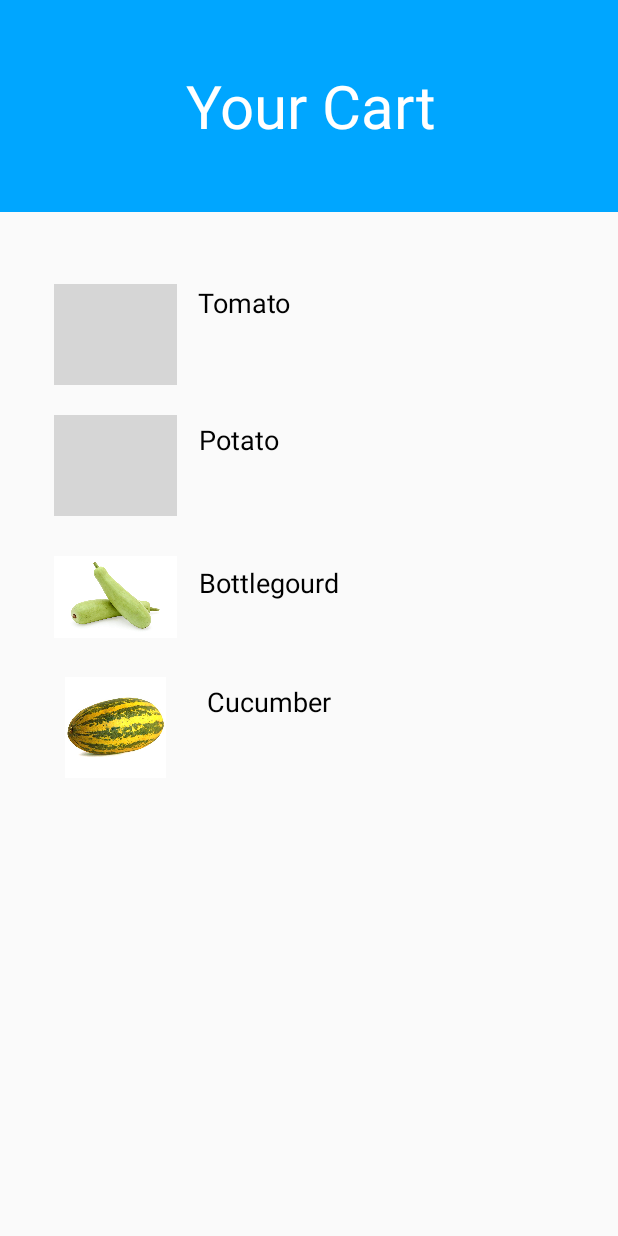
After one commit to seshasain/VLot, an Android app: the Cart screen opened directly, with no data from a screen before it, on a phone screen of 412 x 824 dp. The commit adds this screen. Run offline under Robolectric (Android 15) with nearby library versions, the phone set to English and light mode, and no system bars; our stand-ins replace Firebase (no records; nobody signed in at launch, a user with empty details on screens opened directly); grey boxes are pictures that could not be loaded.

Commit message:
Working on cart

```diff
--- a/app/src/main/AndroidManifest.xml
+++ b/app/src/main/AndroidManifest.xml
@@ -15,7 +15,8 @@
         android:roundIcon="@mipmap/ic_launcher_round"
         android:supportsRtl="true"
         android:theme="@style/Theme.VLot">
-        <activity android:name=".Editprofile"></activity>
+        <activity android:name=".Cart"></activity>
+        <activity android:name=".Editprofile" />
 
         <service
             android:name=".GPSTracker"
--- /dev/null
+++ b/app/src/main/java/com/example/vlot/Cart.java
@@ -0,0 +1,180 @@
+package com.example.vlot;
+
+import androidx.annotation.NonNull;
+import androidx.appcompat.app.AppCompatActivity;
+
+import android.media.Image;
+import android.os.Bundle;
+import android.view.View;
+import android.widget.ImageView;
+import android.widget.TextView;
+import android.widget.Toast;
+
+import com.google.firebase.auth.FirebaseAuth;
+import com.google.firebase.auth.FirebaseUser;
+import com.google.firebase.database.DataSnapshot;
+import com.google.firebase.database.DatabaseError;
+import com.google.firebase.database.DatabaseReference;
+import com.google.firebase.database.FirebaseDatabase;
+import com.google.firebase.database.ValueEventListener;
+
+public class Cart extends AppCompatActivity {
+
+    TextView tom,pot,bot,cucu;
+    ImageView itom,ipot,ibot,icucu;
+
+    public String mail;
+    int flag=0;
+    private FirebaseDatabase database;
+    private DatabaseReference cuserref,vuserref;
+    private static final String cusers="customers";
+    private static final String vusers="vendors";
+    static  String veg;
+    String custveg[];
+
+
+
+    @Override
+    protected void onCreate(Bundle savedInstanceState) {
+        super.onCreate(savedInstanceState);
+        setContentView(R.layout.activity_cart);
+
+        /*itom.setVisibility(View.GONE);
+        tom.setVisibility(View.GONE);
+        ipot.setVisibility(View.GONE);
+        pot.setVisibility(View.GONE);
+        ibot.setVisibility(View.GONE);
+        bot.setVisibility(View.GONE);
+        icucu.setVisibility(View.GONE);
+        cucu.setVisibility(View.GONE);*/
+
+        FirebaseUser user = FirebaseAuth.getInstance().getCurrentUser();
+        mail=user.getEmail();
+
+        DatabaseReference rootref = FirebaseDatabase.getInstance().getReference();
+        cuserref = rootref.child(cusers);
+        vuserref=rootref.child(vusers);
+
+        database = FirebaseDatabase.getInstance();
+        cuserref = database.getReference(cusers);
+        vuserref= database.getReference(vusers);
+
+        itom=findViewById(R.id.tomato);
+        ipot=findViewById(R.id.potato);
+        icucu=findViewById(R.id.cucumber);
+        ibot=findViewById(R.id.bottleguard);
+
+        tom=findViewById(R.id.tomatoctv);
+        pot=findViewById(R.id.potatoctv);
+        bot=findViewById(R.id.bguardctv);
+        cucu=findViewById(R.id.cucuctv);
+
+        cuserref.addValueEventListener(new ValueEventListener() {
+            @Override
+            public void onDataChange(@NonNull DataSnapshot dataSnapshot) {
+                for (DataSnapshot ds: dataSnapshot.getChildren())
+                {
+                    if (mail.equals(ds.child("email").getValue()))
+                    {
+                       veg=ds.child("vegetables").getValue(String.class);
+                        displaycart(veg);
+                        flag=1;
+                        break;
+                    }
+
+                }
+            }
+
+            @Override
+            public void onCancelled(@NonNull DatabaseError error) {
+                Toast.makeText(Cart.this, "something went wrong..", Toast.LENGTH_LONG).show();
+            }
+
+        });
+
+        if(flag==0)
+        {
+            vuserref.addValueEventListener(new ValueEventListener() {
+                @Override
+                public void onDataChange(@NonNull DataSnapshot dataSnapshot) {
+                    for (DataSnapshot ds : dataSnapshot.getChildren()) {
+                        if (mail.equals(ds.child("email").getValue()))
+                        {
+                            veg=ds.child("vegetables").getValue(String.class);
+                            displaycart(veg);
+                            flag = 0;
+                            break;
+
+                        }
+
+                    }
+                }
+
+
+                @Override
+                public void onCancelled(@NonNull DatabaseError error) {
+                    Toast.makeText(Cart.this, "something went wrong..", Toast.LENGTH_LONG).show();
+                }
+            });
+        }
+
+    }
+
+    public void displaycart(String veg)
+    {
+        int to=0,po=0,bg=0,cu=0,f=0;
+            custveg = veg.split(",");
+            for(int i=0;i<custveg.length;i++)
+            {
+                if(custveg[i].equals("tomato"))
+                {
+                    to=1;
+                    f=1;
+                    itom.setVisibility(View.VISIBLE);
+                    tom.setVisibility(View.VISIBLE);
+                }
+                else if(custveg[i].equals("potato"))
+                {
+                    po=1;
+                    f=1;
+                    ipot.setVisibility(View.VISIBLE);
+                    pot.setVisibility(View.VISIBLE);
+                }
+                else if(custveg[i].equals("bottleguard"))
+                {
+                    bg=1;
+                    f=1;
+                    ibot.setVisibility(View.VISIBLE);
+                    bot.setVisibility(View.VISIBLE);
+                }
+                else if(custveg[i].equals("cucumber"))
+                {
+                    cu=1;
+                    f=1;
+                    icucu.setVisibility(View.VISIBLE);
+                    cucu.setVisibility(View.VISIBLE);
+                }
+            }
+            if(to==0)
+            {
+                itom.setVisibility(View.GONE);
+                tom.setVisibility(View.GONE);
+            }
+            if(po==0)
+            {
+                ipot.setVisibility(View.GONE);
+                pot.setVisibility(View.GONE);
+            }
+            if(bg==0)
+            {
+                ibot.setVisibility(View.GONE);
+                bot.setVisibility(View.GONE);
+            }
+            if(cu==0)
+            {
+                icucu.setVisibility(View.GONE);
+                cucu.setVisibility(View.GONE);
+            }
+
+        }
+    }
--- a/app/src/main/java/com/example/vlot/Editprofile.java
+++ b/app/src/main/java/com/example/vlot/Editprofile.java
@@ -93,8 +93,8 @@ public class Editprofile extends AppCompatActivity {
                             pemail.setText(ds.child("email").getValue(String.class));
                             pnumber.setText(ds.child("mobileno").getValue(String.class));
                             ppwd.setText(ds.child("password").getValue(String.class));
-                            cdist.setVisibility(View.GONE);
-                            dist1.setVisibility(View.GONE);
+                            cdist.setVisibility(View.INVISIBLE);
+                            dist1.setVisibility(View.INVISIBLE);
                             System.out.println("disp else");
                             flag = 0;
 
--- /dev/null
+++ b/app/src/main/res/layout/activity_cart.xml
@@ -0,0 +1,125 @@
+<?xml version="1.0" encoding="utf-8"?>
+<androidx.constraintlayout.widget.ConstraintLayout xmlns:android="http://schemas.android.com/apk/res/android"
+    xmlns:app="http://schemas.android.com/apk/res-auto"
+    xmlns:tools="http://schemas.android.com/tools"
+    android:layout_width="match_parent"
+    android:layout_height="match_parent"
+    tools:context=".Cart">
+
+    <TextView
+        android:id="@+id/textView2"
+        android:layout_width="414dp"
+        android:layout_height="141dp"
+        android:background="@drawable/headingbackground"
+        android:gravity="center_vertical"
+        android:text="Your Cart"
+        android:textAlignment="center"
+        android:textColor="@color/white"
+        android:textSize="40dp"
+        app:layout_constraintEnd_toEndOf="parent"
+        app:layout_constraintStart_toStartOf="parent"
+        app:layout_constraintTop_toTopOf="parent" />
+
+    <ImageView
+        android:id="@+id/tomato"
+        android:layout_width="82dp"
+        android:layout_height="67dp"
+        android:layout_marginTop="48dp"
+        app:layout_constraintEnd_toEndOf="parent"
+        app:layout_constraintHorizontal_bias="0.109"
+        app:layout_constraintStart_toStartOf="parent"
+        app:layout_constraintTop_toBottomOf="@+id/textView2"
+        app:srcCompat="@drawable/tomato" />
+
+    <TextView
+        android:id="@+id/tomatoctv"
+        android:layout_width="168dp"
+        android:layout_height="43dp"
+        android:layout_marginTop="48dp"
+        android:text="Tomato"
+        android:textColor="@color/black"
+        android:textSize="18sp"
+        app:layout_constraintEnd_toEndOf="parent"
+        app:layout_constraintHorizontal_bias="0.112"
+        app:layout_constraintStart_toEndOf="@+id/tomato"
+        app:layout_constraintTop_toBottomOf="@+id/textView2" />
+
+    <ImageView
+        android:id="@+id/potato"
+        android:layout_width="82dp"
+        android:layout_height="67dp"
+        android:layout_marginTop="20dp"
+        app:layout_constraintEnd_toEndOf="parent"
+        app:layout_constraintHorizontal_bias="0.109"
+        app:layout_constraintStart_toStartOf="parent"
+        app:layout_constraintTop_toBottomOf="@+id/tomato"
+        app:srcCompat="@drawable/potatoes" />
+
+    <TextView
+        android:id="@+id/potatoctv"
+        android:layout_width="168dp"
+        android:layout_height="43dp"
+        android:layout_marginTop="48dp"
+        android:layout_marginEnd="104dp"
+        android:layout_marginRight="104dp"
+        android:text="Potato"
+        android:textSize="18sp"
+        android:textColor="@color/black"
+        app:layout_constraintEnd_toEndOf="parent"
+        app:layout_constraintHorizontal_bias="0.666"
+        app:layout_constraintStart_toEndOf="@+id/potato"
+        app:layout_constraintTop_toBottomOf="@+id/tomatoctv" />
+
+    <ImageView
+        android:id="@+id/bottleguard"
+        android:layout_width="82dp"
+        android:layout_height="67dp"
+        android:layout_marginTop="20dp"
+        app:layout_constraintEnd_toEndOf="parent"
+        app:layout_constraintHorizontal_bias="0.109"
+        app:layout_constraintStart_toStartOf="parent"
+        app:layout_constraintTop_toBottomOf="@+id/potato"
+        app:srcCompat="@drawable/bottlegourd" />
+
+    <TextView
+        android:id="@+id/bguardctv"
+        android:layout_width="168dp"
+        android:layout_height="43dp"
+        android:layout_marginTop="52dp"
+        android:layout_marginEnd="96dp"
+        android:layout_marginRight="96dp"
+        android:text="Bottlegourd"
+        android:textColor="@color/black"
+        android:textSize="18sp"
+        app:layout_constraintEnd_toEndOf="parent"
+        app:layout_constraintHorizontal_bias="0.482"
+        app:layout_constraintStart_toEndOf="@+id/bottleguard"
+        app:layout_constraintTop_toBottomOf="@+id/potatoctv" />
+
+    <ImageView
+        android:id="@+id/cucumber"
+        android:layout_width="82dp"
+        android:layout_height="67dp"
+        android:layout_marginTop="20dp"
+        app:layout_constraintEnd_toEndOf="parent"
+        app:layout_constraintHorizontal_bias="0.109"
+        app:layout_constraintStart_toStartOf="parent"
+        app:layout_constraintTop_toBottomOf="@+id/bottleguard"
+        app:srcCompat="@drawable/cucumber" />
+
+    <TextView
+        android:id="@+id/cucuctv"
+        android:layout_width="168dp"
+        android:layout_height="43dp"
+        android:layout_marginStart="20dp"
+        android:layout_marginLeft="20dp"
+        android:layout_marginTop="36dp"
+        android:text="Cucumber"
+        android:textColor="@color/black"
+        android:textSize="18sp"
+        app:layout_constraintEnd_toEndOf="parent"
+        app:layout_constraintHorizontal_bias="0.0"
+        app:layout_constraintStart_toEndOf="@+id/cucumber"
+        app:layout_constraintTop_toBottomOf="@+id/bguardctv" />
+
+</androidx.constraintlayout.widget.ConstraintLayout>
```
Also changed, not shown: app/src/main/java/com/example/vlot/Home.java (+6 -7 lines), app/src/main/res/drawable/ic_baseline_shopping_cart_24.xml (added, +10 -0 lines), app/src/main/res/menu/drawer_menu.xml (+11 -4 lines).
